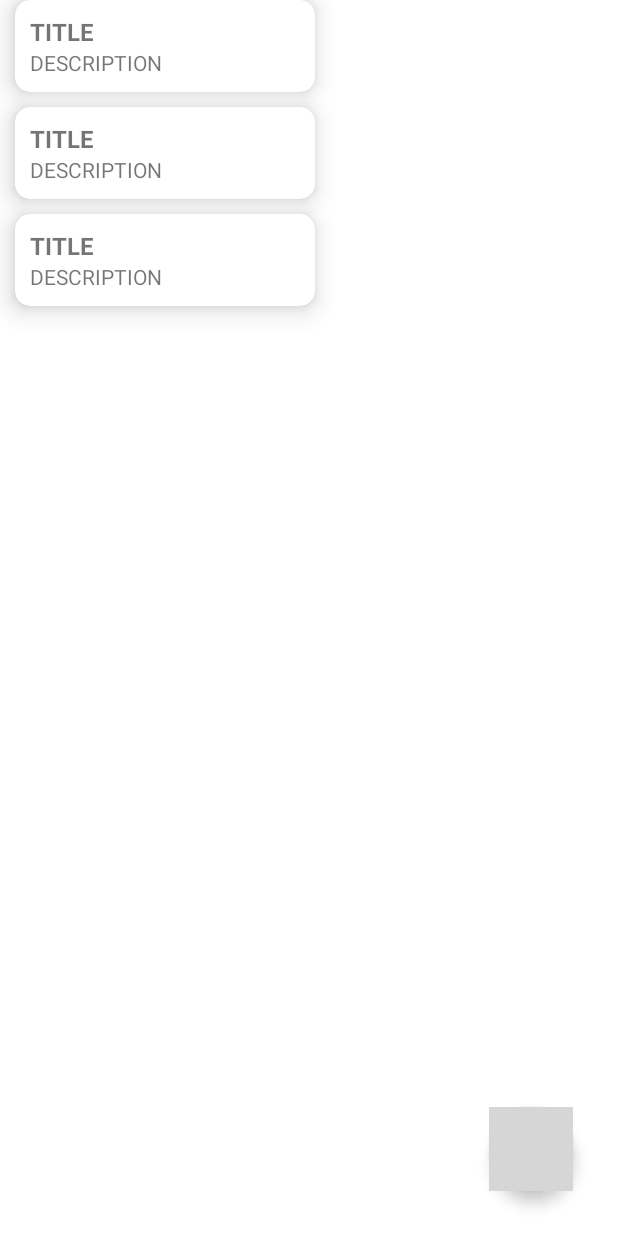
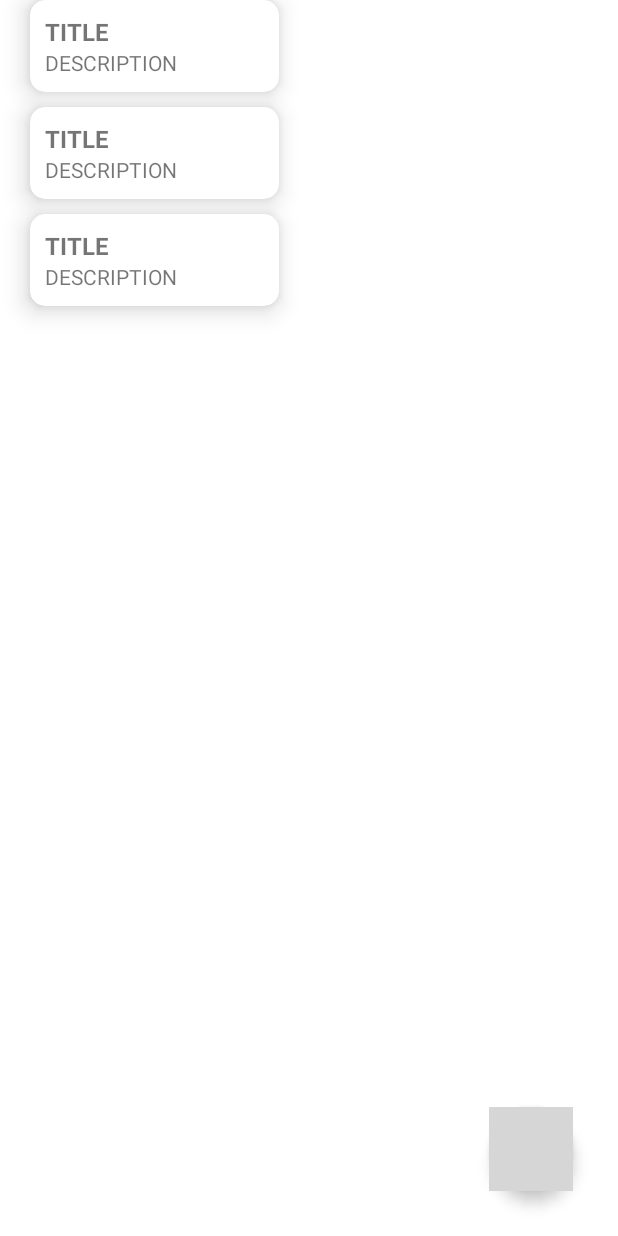
Before and after one commit to ArshM17/Notes-Tasks-Android-App, an Android app: the layout fragment_notes.xml on its own in the app's theme, with its tools: preview values and no code run, on a phone screen of 412 x 824 dp. Run offline under Robolectric (Android 15) with nearby library versions, the phone set to English and light mode, and no system bars; grey boxes are pictures that could not be loaded.

```diff
--- a/app/src/main/java/com/example/dummy/AddNodeActivity.java
+++ b/app/src/main/java/com/example/dummy/AddNodeActivity.java
@@ -34,7 +34,7 @@ public class AddNodeActivity extends AppCompatActivity {
             public void onClick(View view) {
                 Notes note = new Notes(titleInput.getText().toString(), descriptionInput.getText().toString());
                 if(pos == -1){
-                    DataBase.notesList.add(note);
+                    DataBase.notesList.add(0,note);
                     Toast.makeText(AddNodeActivity.this, "Note Saved", Toast.LENGTH_SHORT).show();
                 }else{
                     DataBase.notesList.get(pos).setTitle(note.title);
--- a/app/src/main/java/com/example/dummy/AddTaskActivity.java
+++ b/app/src/main/java/com/example/dummy/AddTaskActivity.java
@@ -35,7 +35,7 @@ public class AddTaskActivity extends AppCompatActivity {
             public void onClick(View view) {
                 Task task = new Task(taskInput.getText().toString());
                 if(pos == -1){
-                    DataBase.taskList.add(task);
+                    DataBase.taskList.add(0,task);
                     Toast.makeText(AddTaskActivity.this, "Task Saved", Toast.LENGTH_SHORT).show();
                 }else{
                     DataBase.taskList.get(pos).setTask(task.task);
--- a/app/src/main/res/layout/note_item.xml
+++ b/app/src/main/res/layout/note_item.xml
@@ -7,28 +7,30 @@
     android:id="@+id/parent"
     app:cardCornerRadius="10dp"
     app:cardElevation="10dp"
-    android:layout_marginLeft="10dp"
-    android:layout_marginBottom="10dp">
+    android:layout_marginLeft="20dp"
+    android:layout_marginBottom="10dp"
+    >
+
     <RelativeLayout
-        android:layout_width="match_parent"
+        android:layout_width="166dp"
         android:layout_height="match_parent"
-        android:padding="10dp"
-        >
+        android:padding="10dp">
+
         <TextView
+            android:id="@+id/note_title"
             android:layout_width="180dp"
             android:layout_height="wrap_content"
-            android:id="@+id/note_title"
-            android:textStyle="bold"
             android:text="TITLE"
-            android:textSize="16sp"/>
+            android:textSize="16sp"
+            android:textStyle="bold" />
+
         <TextView
+            android:id="@+id/note_description"
             android:layout_width="180dp"
             android:layout_height="wrap_content"
-            android:id="@+id/note_description"
-            android:text="DESCRIPTION"
             android:layout_below="@+id/note_title"
             android:maxHeight="200dp"
-            />
+            android:text="DESCRIPTION" />
     </RelativeLayout>
 
 
--- a/app/src/main/res/layout/task_item.xml
+++ b/app/src/main/res/layout/task_item.xml
@@ -2,15 +2,15 @@
 <com.google.android.material.card.MaterialCardView xmlns:android="http://schemas.android.com/apk/res/android"
     xmlns:app="http://schemas.android.com/apk/res-auto"
     xmlns:tools="http://schemas.android.com/tools"
-    android:layout_width="match_parent"
+    android:layout_width="wrap_content"
     android:layout_height="wrap_content"
     android:id="@+id/parent"
     app:cardCornerRadius="10dp"
     app:cardElevation="10dp"
-    android:layout_marginLeft="10dp"
+    android:layout_marginLeft="20dp"
     android:layout_marginBottom="10dp">
     <LinearLayout
-        android:layout_width="match_parent"
+        android:layout_width="372dp"
         android:layout_height="wrap_content"
         android:padding="10dp"
         android:orientation="horizontal"
```
Also changed, not shown: app/src/main/java/com/example/dummy/RVAdapter.java (+16 -3 lines), app/src/main/java/com/example/dummy/RVAdapter2.java (+16 -3 lines), app/src/main/java/com/example/dummy/notes.java (+0 -37 lines), app/src/main/java/com/example/dummy/tasks.java (+0 -24 lines).
